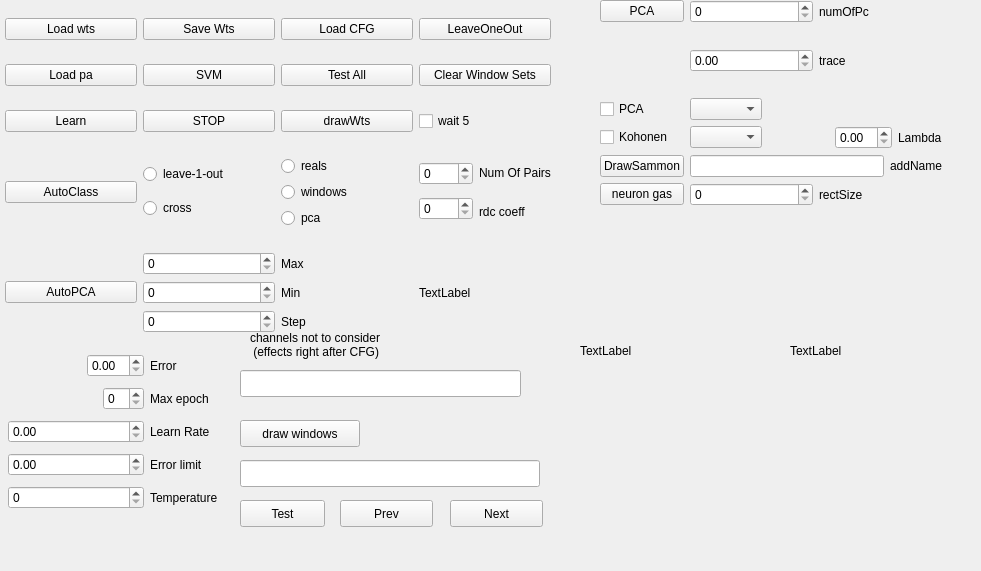
Above: net.ui from ArtfulVampire/SecondGUIrepo before the change. Below: the same form after it.
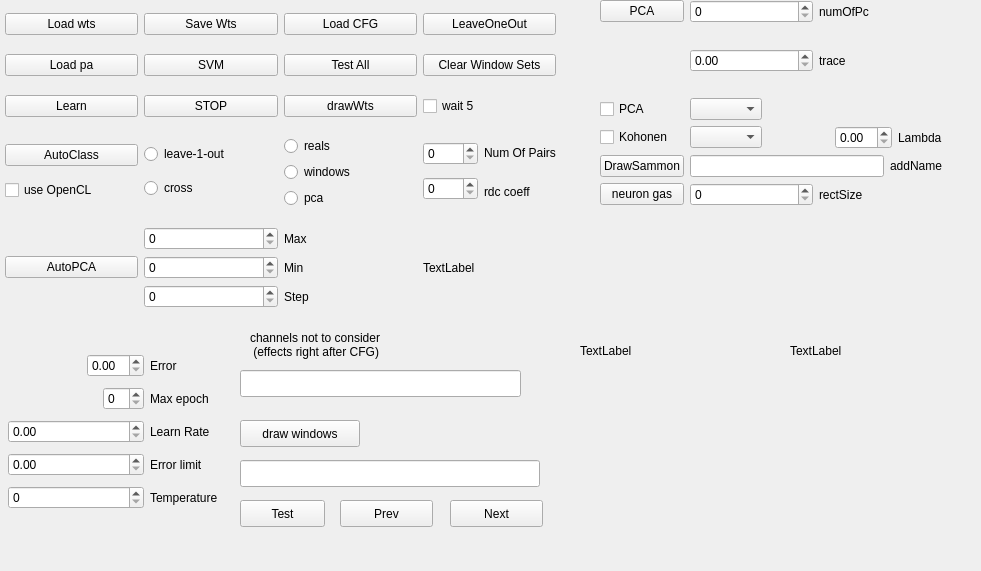
That is the form after the change.

What changed in the file:
```diff
--- a/net.ui
+++ b/net.ui
@@ -213,8 +213,8 @@
     <rect>
      <x>5</x>
      <y>0</y>
-     <width>546</width>
-     <height>351</height>
+     <width>551</width>
+     <height>321</height>
     </rect>
    </property>
    <layout class="QGridLayout" name="gridLayout_2">
@@ -430,11 +430,22 @@
      </layout>
     </item>
     <item row="3" column="0">
+     <layout class="QVBoxLayout" name="verticalLayout_7">
+      <item>
      <widget class="QPushButton" name="autoClassButton">
       <property name="text">
        <string>AutoClass</string>
       </property>
      </widget>
+      </item>
+      <item>
+       <widget class="QCheckBox" name="openclCheckBox">
+        <property name="text">
+         <string>use OpenCL</string>
+        </property>
+       </widget>
+      </item>
+     </layout>
     </item>
    </layout>
   </widget>
```
Lines whose indentation alone changed are shown as unchanged.
